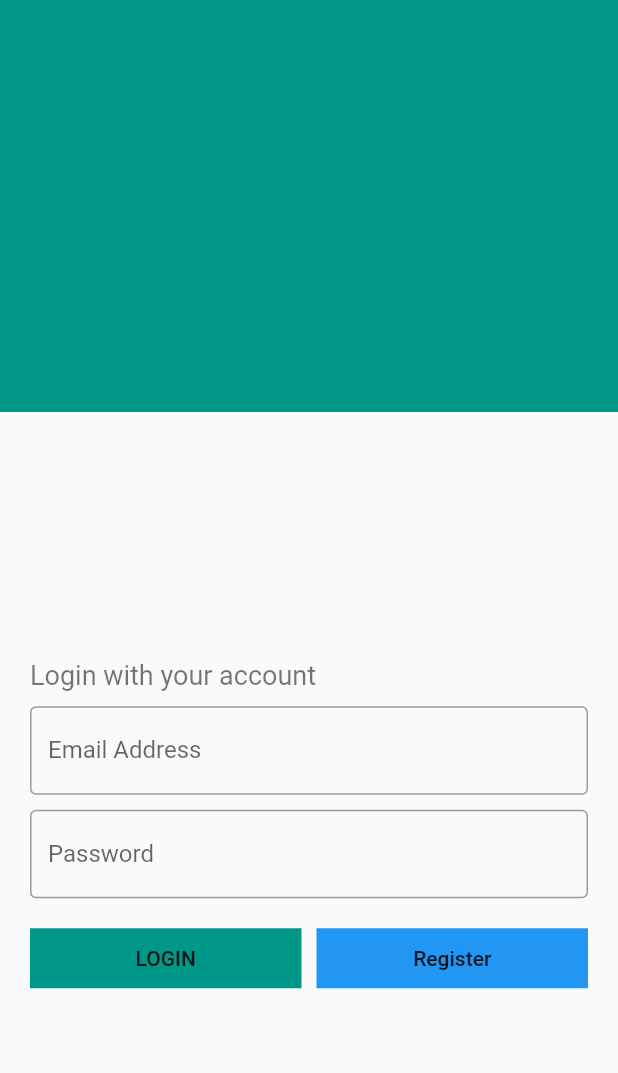
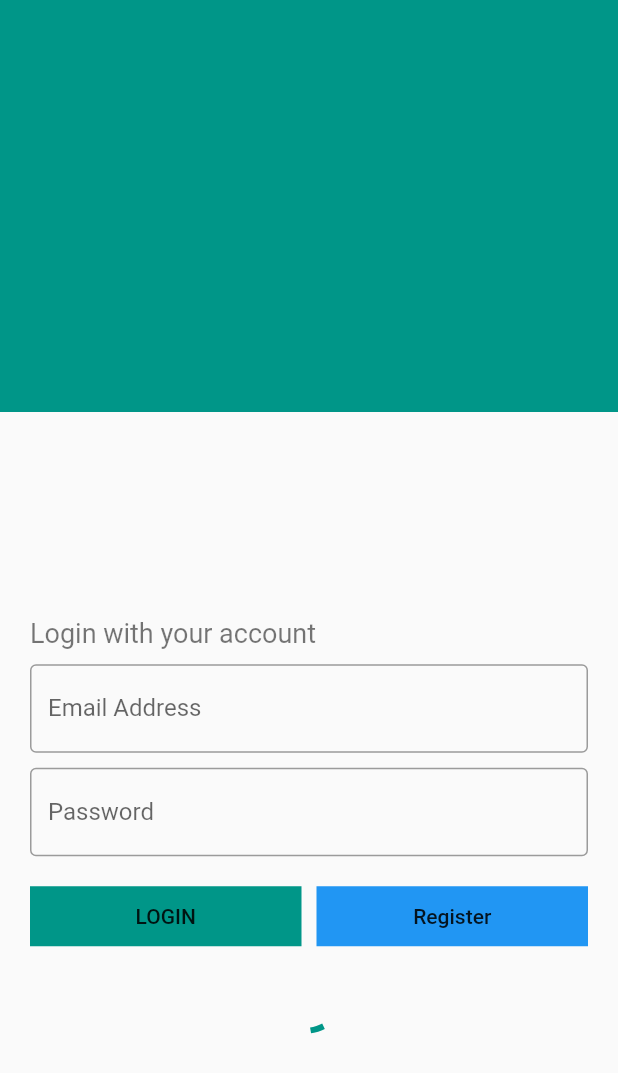
Before and after one commit to basmaabdou/responsive_adapter, a Flutter app: the screen it shows after launch, on a phone screen of 412 x 824 dp. Shown: the top 1073 px of the screen. Run offline on Flutter 3.47's test engine with Material 2 defaults, Android fonts, the phone set to English and light mode, and no system bars.

```diff
--- /dev/null
+++ b/lib/adaptive/adaptive_indicator.dart
@@ -0,0 +1,16 @@
+
+import 'package:flutter/cupertino.dart';
+import 'package:flutter/material.dart';
+
+class AdaptiveIndicator extends StatelessWidget {
+
+  String? os;
+  AdaptiveIndicator({required this.os });
+
+  @override
+  Widget build(BuildContext context) {
+    if (this.os == 'android')
+      return CircularProgressIndicator();
+    return const CupertinoActivityIndicator();
+  }
+}
--- /dev/null
+++ b/lib/constants.dart
@@ -0,0 +1,5 @@
+import 'dart:io';
+
+String getOs(){
+  return  Platform.operatingSystem;
+}
--- a/lib/mobile/mobile_screen.dart
+++ b/lib/mobile/mobile_screen.dart
@@ -1,4 +1,7 @@
+import 'package:flutter/cupertino.dart';
 import 'package:flutter/material.dart';
+import 'package:responsive/adaptive/adaptive_indicator.dart';
+import 'package:responsive/constants.dart';
 
 class MobileScreen extends StatelessWidget {
   const MobileScreen({super.key});
@@ -75,7 +78,15 @@ class MobileScreen extends StatelessWidget {
                         ),
                       ),
                     ],
-                  )
+                  ),
+                  const SizedBox(
+                    height: 20,
+                  ),
+                    Center(
+                       child:AdaptiveIndicator(
+                         os: getOs(),
+                       ),
+                   ),
                 ],
               ),
             ),
```
Also changed, not shown: lib/main.dart (+3 -8 lines).
